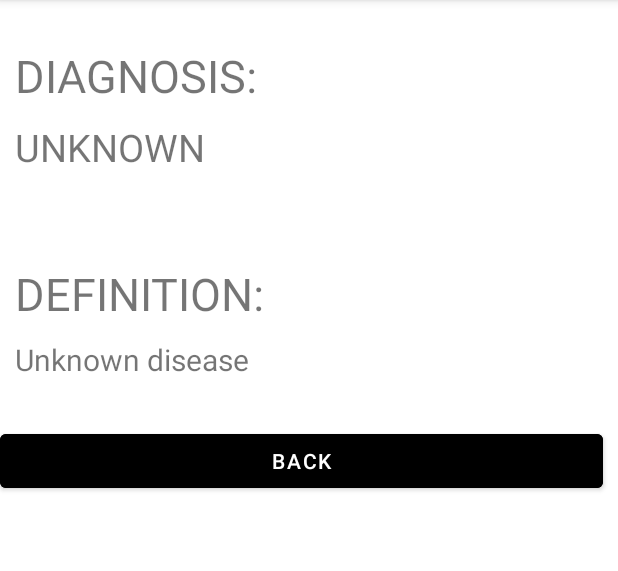
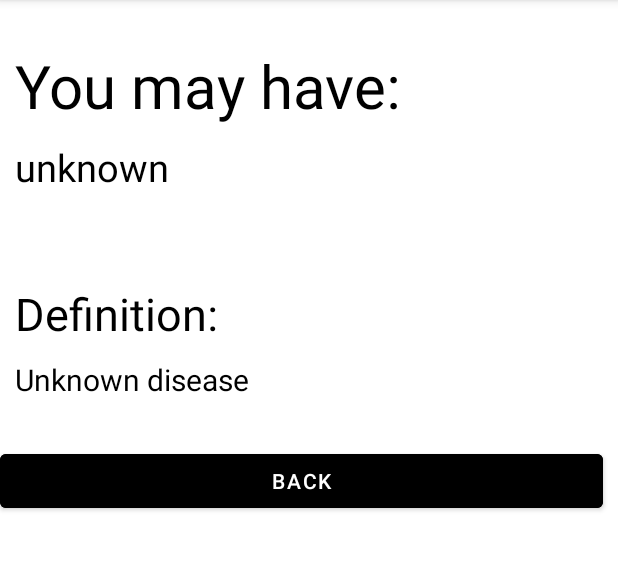
Before and after one commit to mrinkaul/healthcareapp, an Android app: the SymptomsActivity screen opened directly, with no data from a screen before it, after a tap on "DIAGNOSE NOW", on a phone screen of 412 x 824 dp, the part 84-655 px from its top. Run offline under Robolectric (Android 15) with nearby library versions, the phone set to English and light mode, and no system bars.

Commit message:
fixed check colors, button colors, and more i cant remember omg the lag of not sleeping is catching up to me

```diff
--- a/app/src/main/java/com/rwc/symptomtracker/doctor/VirtualDoctor.java
+++ b/app/src/main/java/com/rwc/symptomtracker/doctor/VirtualDoctor.java
@@ -1,13 +1,13 @@
 package com.rwc.symptomtracker.doctor;
 
 public class VirtualDoctor {
-    public static String DIAGNOSIS_COVID = "COVID 19";
-    public static String DIAGNOSIS_COMMON_COLD = "COMMON COLD";
-    public static String DIAGNOSIS_PNEUMONIA = "PNEUMONIA";
-    public static String DIAGNOSIS_TUBERCULOSIS = "TUBERCULOSIS";
-    public static String DIAGNOSIS_UNKNOWN = "UNKNOWN";
-    public static String DIAGNOSIS_CHAGAS = "CHAGAS DISEASE";
-    public static String DIAGNOSIS_MALARIA = "MALARIA";
+    public static String DIAGNOSIS_COVID = "Covid-19";
+    public static String DIAGNOSIS_COMMON_COLD = "Common cold";
+    public static String DIAGNOSIS_PNEUMONIA = "Pneumonia";
+    public static String DIAGNOSIS_TUBERCULOSIS = "Tuberculosis";
+    public static String DIAGNOSIS_UNKNOWN = "unknown";
+    public static String DIAGNOSIS_CHAGAS = "Chagas disease";
+    public static String DIAGNOSIS_MALARIA = "Malaria";
 
     public static String DEFINITION_COVID = "A mild to severe respiratory illness that is caused by a coronavirus (Severe acute respiratory syndrome coronavirus 2, is transmitted chiefly by contact with infectious material.";
     public static String DEFINITION_COMMON_COLD = "The common cold is a viral infection of your nose and throat (upper respiratory tract). It's usually harmless, although it might not feel that way. Many types of viruses can cause a common cold.";
--- a/app/src/main/res/layout/fragment_diagnosis.xml
+++ b/app/src/main/res/layout/fragment_diagnosis.xml
@@ -24,8 +24,10 @@
         app:layout_constraintEnd_toEndOf="parent"
         app:layout_constraintStart_toStartOf="parent"
         app:layout_constraintTop_toTopOf="parent"
-        android:textSize="30sp"
-        android:text="DIAGNOSIS:" />
+
+        android:textColor="@color/black"
+        android:textSize="40sp"
+        android:text="You may have:" />
 
     <TextView
         android:id="@+id/textViewDiagnosis"
@@ -33,6 +35,7 @@
         android:layout_height="wrap_content"
         android:textSize="25sp"
         android:layout_marginLeft="10dp"
+        android:textColor="@color/black"
         android:layout_marginBottom="30dp"
         app:layout_constraintBottom_toBottomOf="@+id/textViewDiagnosisLabel"
         android:text="xxxx" />
@@ -45,7 +48,8 @@
         android:layout_marginLeft="10dp"
         android:layout_marginBottom="10dp"
         app:layout_constraintStart_toStartOf="parent"
-        android:text="DEFINITION:"
+        android:textColor="@color/black"
+        android:text="Definition:"
         android:textSize="30sp" />
 
     <TextView
@@ -56,6 +60,7 @@
         android:layout_marginLeft="10dp"
         android:layout_marginRight = "10dp"
         android:layout_marginBottom="30dp"
+        android:textColor="@color/black"
         app:layout_constraintBottom_toBottomOf="@+id/textViewDefinitionLabel"
         android:text="yyyy" />
 
--- a/app/src/main/res/layout/fragment_symptoms.xml
+++ b/app/src/main/res/layout/fragment_symptoms.xml
@@ -17,7 +17,7 @@
             android:id="@+id/textView"
             android:layout_width="match_parent"
             android:layout_height="wrap_content"
-            android:text="Click on your symptoms and then click Diagnose Now"
+            android:text="Click on your symptoms and then click the Diagnose Now button."
             android:textColor="@color/black"
             android:textSize="20sp"
             app:layout_constraintBottom_toBottomOf="parent"
--- a/app/src/main/res/values/colors.xml
+++ b/app/src/main/res/values/colors.xml
@@ -3,7 +3,7 @@
     <color name="purple_200">#a5c1cf</color>
     <color name="purple_500">#88ccec</color>
     <color name="purple_700">#7ebfde</color>
-    <color name="teal_200">#FF03DAC5</color>
+    <color name="teal_200">#a5c1cf</color>
     <color name="teal_700">#FF018786</color>
     <color name="black">#FF000000</color>
     <color name="white">#FFFFFFFF</color>
```
